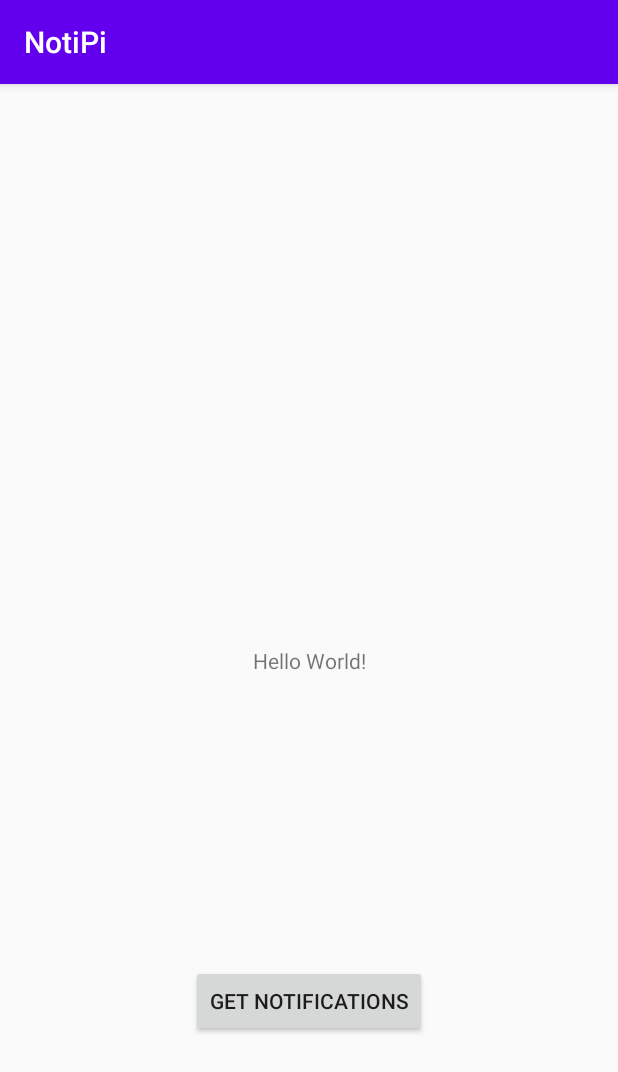
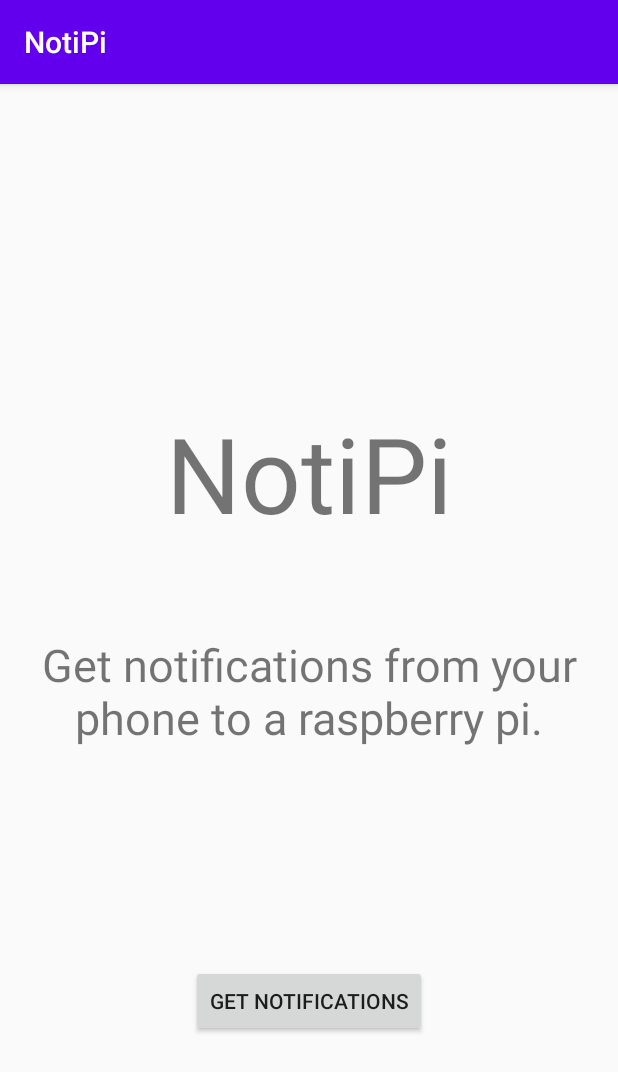
Before and after one commit to TheOriginalAcme/NotiPi, an Android app: the screen it shows after launch (MainActivity), on a phone screen of 412 x 824 dp. Shown: the top 1072 px of the screen. Run offline under Robolectric (Android 15) with nearby library versions, the phone set to English and light mode, and no system bars; 4 statements that could not run were skipped.

Commit message:
Changed HelloWorld string (playing around)

```diff
--- a/Application/app/src/main/res/layout/activity_main.xml
+++ b/Application/app/src/main/res/layout/activity_main.xml
@@ -7,14 +7,29 @@
     tools:context=".MainActivity">
 
     <TextView
-        android:id="@+id/textView"
+        android:id="@+id/textView2"
         android:layout_width="wrap_content"
         android:layout_height="wrap_content"
-        android:text="Hello World!"
+        android:text="NotiPi"
+        android:textSize="70dp"
         app:layout_constraintBottom_toBottomOf="parent"
-        app:layout_constraintLeft_toLeftOf="parent"
-        app:layout_constraintRight_toRightOf="parent"
-        app:layout_constraintTop_toTopOf="parent" />
+        app:layout_constraintEnd_toEndOf="parent"
+        app:layout_constraintStart_toStartOf="parent"
+        app:layout_constraintTop_toTopOf="parent"
+        app:layout_constraintVertical_bias="0.315" />
+
+    <TextView
+        android:id="@+id/textView"
+        android:layout_width="371dp"
+        android:layout_height="86dp"
+        android:gravity="center"
+        android:text="Get notifications from your phone to a raspberry pi."
+        android:textSize="30dp"
+        app:layout_constraintBottom_toBottomOf="parent"
+        app:layout_constraintEnd_toEndOf="parent"
+        app:layout_constraintStart_toStartOf="parent"
+        app:layout_constraintTop_toTopOf="parent"
+        app:layout_constraintVertical_bias="0.531" />
 
     <Button
         android:id="@+id/get_notifications_button"
```
Also changed, not shown: 1 other file.
